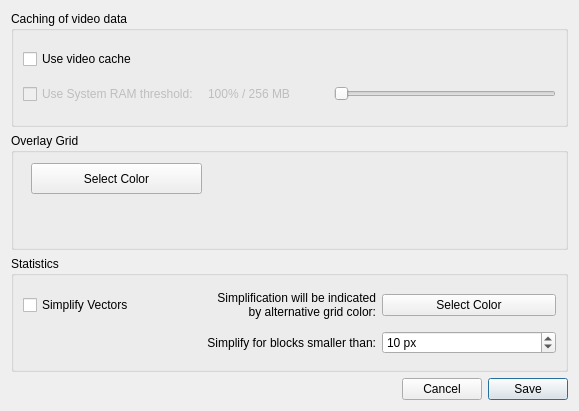
First picture: the form in settingswindow.ui, repository IENT/YUView, before the edit.
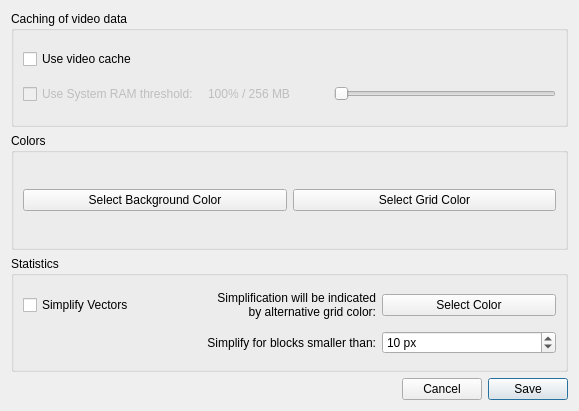
Second picture: the form after the edit.

Commit message: - allow reordering within playlist - allow to define background color

```diff
--- a/settingswindow.ui
+++ b/settingswindow.ui
@@ -101,27 +101,36 @@
          </size>
         </property>
         <property name="title">
-         <string>Overlay Grid</string>
-        </property>
+        <string>Colors</string>
+       </property>
+       <layout class="QHBoxLayout" name="horizontalLayout_2">
+        <item>
+         <widget class="QPushButton" name="bgColorButton">
+          <property name="autoFillBackground">
+           <bool>false</bool>
+          </property>
+          <property name="text">
+           <string>Select Background Color</string>
+          </property>
+          <property name="flat">
+           <bool>false</bool>
+          </property>
+         </widget>
+        </item>
+        <item>
         <widget class="QPushButton" name="gridColorButton">
-         <property name="geometry">
-          <rect>
-           <x>20</x>
-           <y>30</y>
-           <width>171</width>
-           <height>31</height>
-          </rect>
-         </property>
          <property name="autoFillBackground">
           <bool>false</bool>
          </property>
          <property name="text">
-          <string>Select Color</string>
+           <string>Select Grid Color</string>
          </property>
          <property name="flat">
           <bool>false</bool>
          </property>
         </widget>
+        </item>
+       </layout>
        </widget>
       </item>
       <item>
```
Lines whose indentation alone changed are shown as unchanged. The commit also changes 11 other files.
